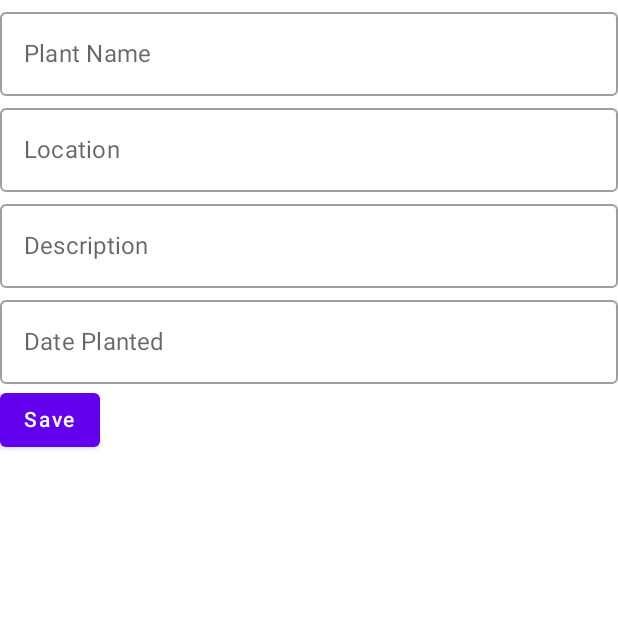
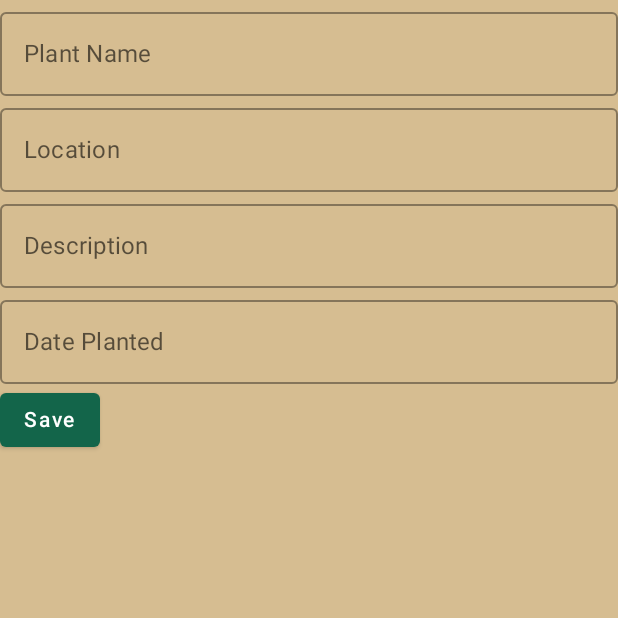
Before and after one commit to annedawson/MyPlantDiary, an Android app built with Jetpack Compose: the screen it shows after launch (MainActivity), on a phone screen of 412 x 824 dp, the top half of it. Run offline under Robolectric (Android 15) with nearby library versions, the phone set to English and light mode, and no system bars.

Commit message:
Apply a theme to the UI following Brandan Jone's video course https://youtu.be/_WQ3Ocl1TJA?list=PL73qvSDlAVVjvtc1emNoMTWJPD5S2jeWW

```diff
--- a/app/src/main/java/net/annedawson/myplantdiary/v32001/ui/theme/Color.kt
+++ b/app/src/main/java/net/annedawson/myplantdiary/v32001/ui/theme/Color.kt
@@ -3,6 +3,8 @@ package net.annedawson.myplantdiary.v32001.ui.theme
 import androidx.compose.ui.graphics.Color
 
 val Purple200 = Color(0xFFBB86FC)
-val Purple500 = Color(0xFF6200EE)
 val Purple700 = Color(0xFF3700B3)
 val Teal200 = Color(0xFF03DAC5)
+val DarkGreen = Color(0xFF13654A)
+val Tan = Color(0xFFD6BD91)
+val Red = Color(0xFFFF0000)
--- a/app/src/main/java/net/annedawson/myplantdiary/v32001/ui/theme/Theme.kt
+++ b/app/src/main/java/net/annedawson/myplantdiary/v32001/ui/theme/Theme.kt
@@ -9,17 +9,19 @@ import androidx.compose.runtime.Composable
 private val DarkColorPalette = darkColors(
     primary = Purple200,
     primaryVariant = Purple700,
-    secondary = Teal200
+    secondary = Teal200,
+    background = Red,
+    surface = Tan
 )
 
 private val LightColorPalette = lightColors(
-    primary = Purple500,
+    primary = DarkGreen,
     primaryVariant = Purple700,
-    secondary = Teal200
+    secondary = Tan,
+    background = Tan,
+    surface = Tan
 
     /* Other default colors to override
-    background = Color.White,
-    surface = Color.White,
     onPrimary = Color.White,
     onSecondary = Color.Black,
     onBackground = Color.Black,
--- a/app/src/main/res/values/colors.xml
+++ b/app/src/main/res/values/colors.xml
@@ -7,4 +7,7 @@
     <color name="teal_700">#FF018786</color>
     <color name="black">#FF000000</color>
     <color name="white">#FFFFFFFF</color>
+    <color name="darkGreen">#FF13654A</color>
+    <color name="tan">#FFD6BD91</color>
+
 </resources>
--- a/app/src/main/res/values/themes.xml
+++ b/app/src/main/res/values/themes.xml
@@ -4,4 +4,5 @@
     <style name="Theme.MyPlantDiary" parent="android:Theme.Material.Light.NoActionBar">
         <item name="android:statusBarColor">@color/purple_700</item>
     </style>
+
 </resources>
--- a/build.gradle
+++ b/build.gradle
@@ -4,7 +4,7 @@ buildscript {
     }
 }// Top-level build file where you can add configuration options common to all sub-projects/modules.
 plugins {
-    id 'com.android.application' version '7.3.0-beta04' apply false
-    id 'com.android.library' version '7.3.0-beta04' apply false
+    id 'com.android.application' version '7.3.0-rc01' apply false
+    id 'com.android.library' version '7.3.0-rc01' apply false
     id 'org.jetbrains.kotlin.android' version '1.6.10' apply false
 }
```
Also changed, not shown: app/src/main/java/net/annedawson/myplantdiary/v32001/MainActivity.kt (+6 -2 lines).
